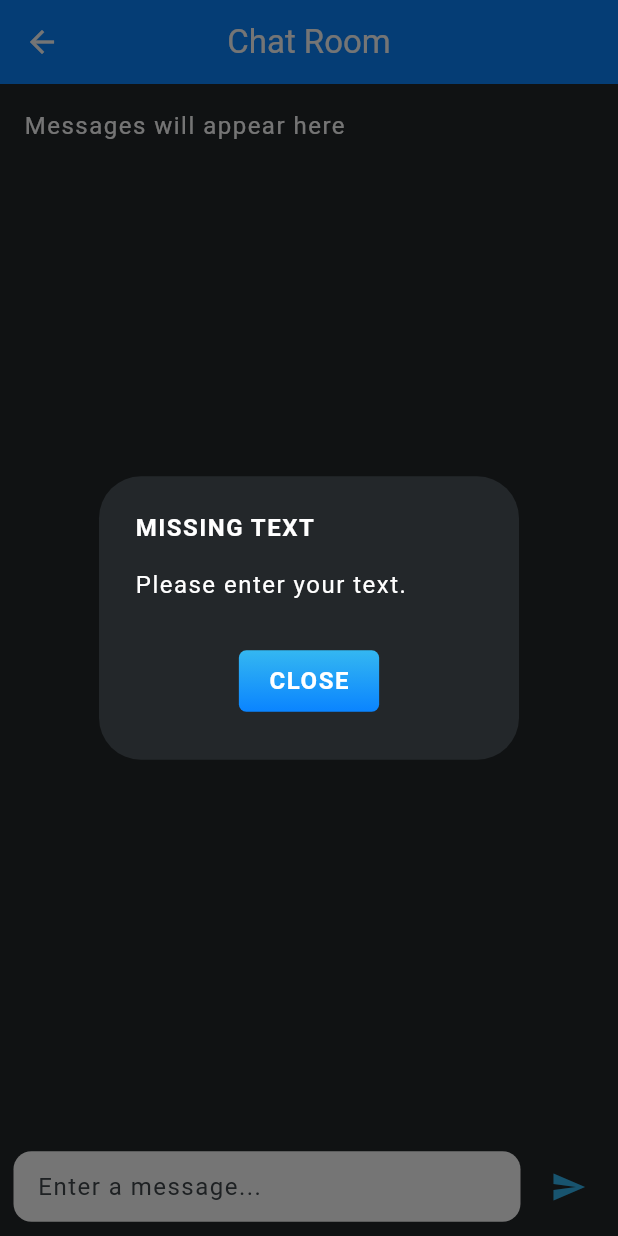
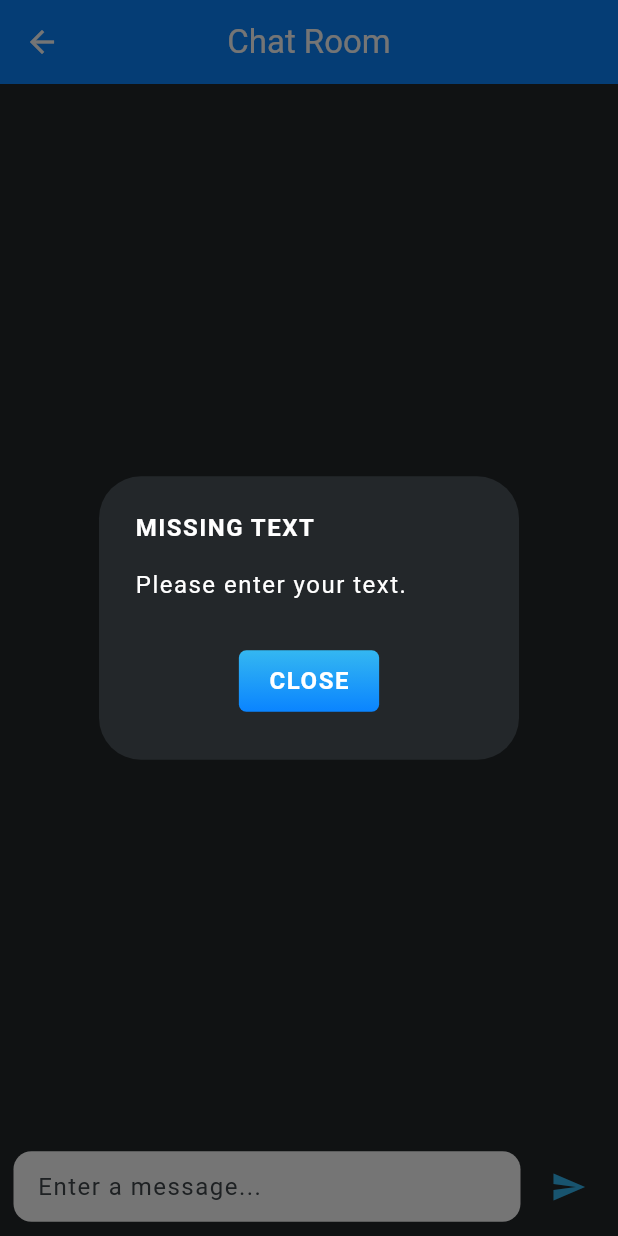
Before and after one commit to nicole1drinkwater/Chat-room-App, a Flutter app: the ChatRoomScreen screen opened directly, after a tap on the "send" icon, on a phone screen of 412 x 824 dp. Run offline on Flutter 3.47's test engine with Material 3 defaults, Android fonts, the phone set to English and light mode, and no system bars; our stand-ins replace cloud_firestore, firebase_core, google_fonts; accounts and stored records are empty; Roboto replaces fonts that are missing (Kanit).

Commit message:
Added the message_card.dart and its code, applied it in the chat room file. Not working yet

```diff
--- a/chatroom/lib/screens/chat_room/chat_room.dart
+++ b/chatroom/lib/screens/chat_room/chat_room.dart
@@ -1,3 +1,4 @@
+import 'package:chatroom/screens/chat_room/message_card.dart';
 import 'package:chatroom/screens/sign_up/sign_up.dart';
 import 'package:chatroom/services/message_store.dart';
 import 'package:chatroom/services/user_store.dart';
@@ -85,13 +86,19 @@ class _ChatRoomScreenState extends State<ChatRoomScreen> {
         children: [
 
           Expanded(
-            child: ListView(
-              padding: const EdgeInsets.all(16.0),
-              children: const [
-                Text('Messages will appear here'),
-              ],
+              child: Consumer<MessageStore>(
+                builder: (context, value, child) {
+                  return ListView.builder(
+                    itemCount: value.messages.length,
+                    itemBuilder: (_, index) {
+                      final message = messages[index];
+
+                      return MessageCard(message: message);
+                    }
+                  );
+                }
+              ),
             ),
-          ),
 
           Padding(
             padding: const EdgeInsets.all(9.0),
```
Also changed, not shown: chatroom/lib/screens/chat_room/message_card.dart (added, +55 -0 lines).
